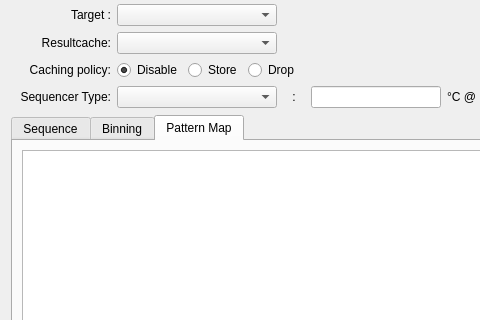
Before: the Qt Designer form src/ATE_spyder/ate_spyder/widgets/actions_on/program/TestProgramWizard.ui in Semi-ATE/Semi-ATE, drawn with Qt 5; both pictures show x 0 to 480 and y 95 to 415 of the 1286 by 878 pixel window.
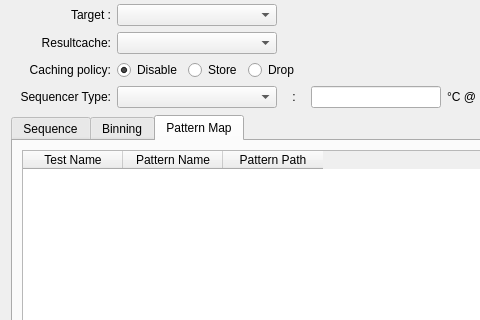
After: the same form once the commit is applied.

Commit message: #256 enable pattern asingment via test program wizard

What changed in the file:
```diff
--- a/src/ATE_spyder/ate_spyder/widgets/actions_on/program/TestProgramWizard.ui
+++ b/src/ATE_spyder/ate_spyder/widgets/actions_on/program/TestProgramWizard.ui
@@ -1431,7 +1431,23 @@
         </attribute>
         <layout class="QGridLayout" name="gridLayout_2">
          <item row="0" column="0">
-          <widget class="QTableWidget" name="pattern_table"/>
+          <widget class="QTableWidget" name="pattern_table">
+           <column>
+            <property name="text">
+             <string>Test Name</string>
+            </property>
+           </column>
+           <column>
+            <property name="text">
+             <string>Pattern Name</string>
+            </property>
+           </column>
+           <column>
+            <property name="text">
+             <string>Pattern Path</string>
+            </property>
+           </column>
+          </widget>
          </item>
         </layout>
        </widget>
```
The commit also changes 9 other files.
